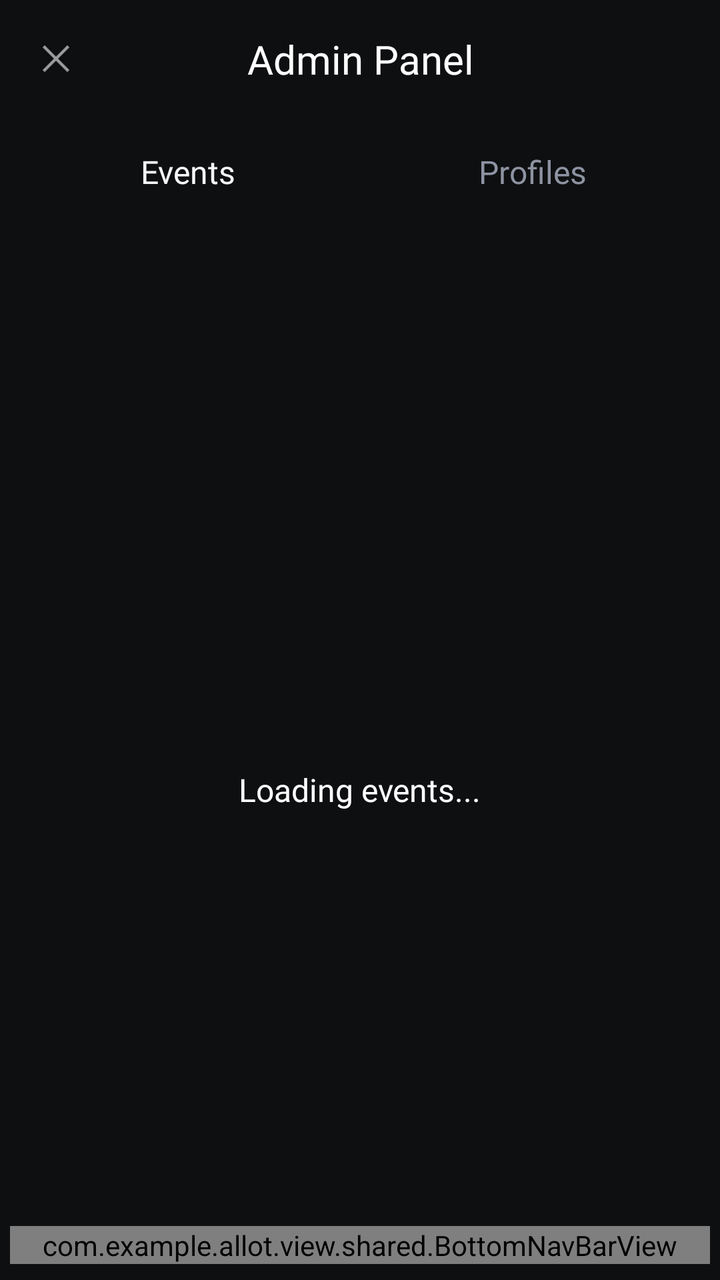
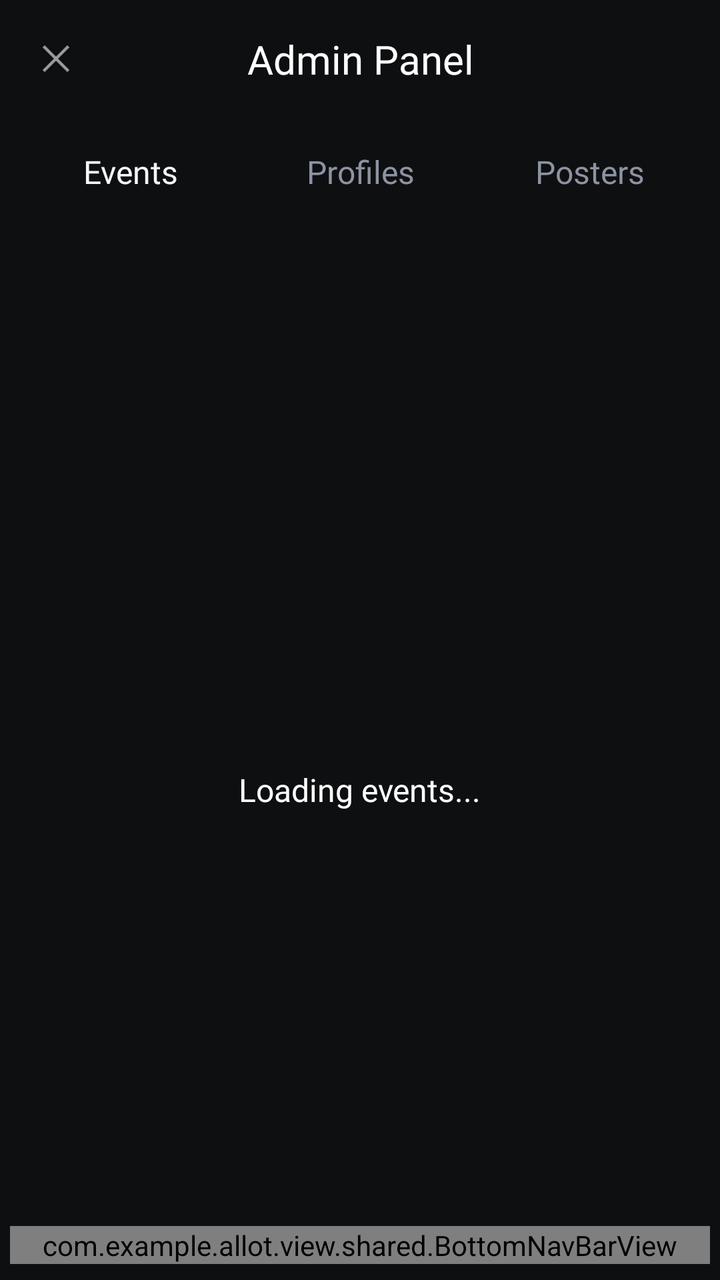

An Android layout rendered at two revisions. The XML below is the earlier revision; the diff shows what the commit changed to produce the second picture.
<!-- AndroidManifest.xml: application theme Theme.Allot -->
<!-- res/layout/activity_admin.xml -->
<?xml version="1.0" encoding="utf-8"?>
<LinearLayout xmlns:android="http://schemas.android.com/apk/res/android"
    android:layout_width="match_parent"
    android:layout_height="match_parent"
    android:background="@color/screen_bg"
    android:orientation="vertical">

    
    <LinearLayout
        android:layout_width="match_parent"
        android:layout_height="wrap_content"
        android:orientation="horizontal"
        android:padding="16dp"
        android:gravity="center_vertical">

        <ImageView
            android:id="@+id/backButton"
            android:layout_width="24dp"
            android:layout_height="24dp"
            android:src="@android:drawable/ic_menu_close_clear_cancel"
            android:contentDescription="Back" />

        <TextView
            android:id="@+id/titleText"
            android:layout_width="0dp"
            android:layout_height="wrap_content"
            android:layout_weight="1"
            android:text="@string/admin_panel_title"
            android:textColor="@color/white"
            android:textSize="20sp"
            android:fontFamily="@font/varela_round_regular"
            android:gravity="center"
            android:layout_marginEnd="24dp" />
    </LinearLayout>

    
    <LinearLayout
        android:layout_width="match_parent"
        android:layout_height="wrap_content"
        android:orientation="horizontal"
        android:padding="8dp">

        <TextView
            android:id="@+id/eventsTabText"
            android:layout_width="0dp"
            android:layout_height="wrap_content"
            android:layout_weight="1"
            android:text="@string/admin_view_events"
            android:textColor="@color/text_primary"
            android:textSize="16sp"
            android:fontFamily="@font/varela_round_regular"
            android:gravity="center"
            android:paddingVertical="8dp" />

        <TextView
            android:id="@+id/profilesTabText"
            android:layout_width="0dp"
            android:layout_height="wrap_content"
            android:layout_weight="1"
            android:text="@string/admin_view_profiles"
            android:textColor="@color/my_events_tab_inactive"
            android:textSize="16sp"
            android:fontFamily="@font/varela_round_regular"
            android:gravity="center"
            android:paddingVertical="8dp" />
    </LinearLayout>

    
    <FrameLayout
        android:layout_width="match_parent"
        android:layout_height="0dp"
        android:layout_weight="1">

        
        <LinearLayout
            android:id="@+id/eventsContainer"
            android:layout_width="match_parent"
            android:layout_height="match_parent"
            android:orientation="vertical"
            android:visibility="visible">

            
            <androidx.recyclerview.widget.RecyclerView
                android:id="@+id/eventsRecyclerView"
                android:layout_width="match_parent"
                android:layout_height="0dp"
                android:layout_weight="1"
                android:padding="16dp"
                android:clipToPadding="false"
                android:visibility="gone" />

            
            <LinearLayout
                android:id="@+id/eventsLoadingLayout"
                android:layout_width="match_parent"
                android:layout_height="match_parent"
                android:orientation="vertical"
                android:gravity="center"
                android:visibility="visible">

                <ProgressBar
                    android:layout_width="wrap_content"
                    android:layout_height="wrap_content"
                    android:indeterminateTint="@color/white" />

                <TextView
                    android:layout_width="wrap_content"
                    android:layout_height="wrap_content"
                    android:text="@string/admin_loading_events"
                    android:textColor="@color/white"
                    android:textSize="16sp"
                    android:fontFamily="@font/varela_round_regular"
                    android:layout_marginTop="16dp" />
            </LinearLayout>

            
            <TextView
                android:id="@+id/eventsEmptyStateText"
                android:layout_width="match_parent"
                android:layout_height="match_parent"
                android:gravity="center"
                android:text="@string/admin_no_events"
                android:textColor="@color/white"
                android:textSize="16sp"
                android:fontFamily="@font/varela_round_regular"
                android:visibility="gone" />
        </LinearLayout>

        
        <LinearLayout
            android:id="@+id/profilesContainer"
            android:layout_width="match_parent"
            android:layout_height="match_parent"
            android:orientation="vertical"
            android:visibility="gone">

            
            <androidx.recyclerview.widget.RecyclerView
                android:id="@+id/profilesRecyclerView"
                android:layout_width="match_parent"
                android:layout_height="0dp"
                android:layout_weight="1"
                android:padding="16dp"
                android:clipToPadding="false"
                android:visibility="gone" />

            
            <LinearLayout
                android:id="@+id/profilesLoadingLayout"
                android:layout_width="match_parent"
                android:layout_height="match_parent"
                android:orientation="vertical"
                android:gravity="center"
                android:visibility="visible">

                <ProgressBar
                    android:layout_width="wrap_content"
                    android:layout_height="wrap_content"
                    android:indeterminateTint="@color/white" />

                <TextView
                    android:layout_width="wrap_content"
                    android:layout_height="wrap_content"
                    android:text="@string/admin_loading_profiles"
                    android:textColor="@color/white"
                    android:textSize="16sp"
                    android:fontFamily="@font/varela_round_regular"
                    android:layout_marginTop="16dp" />
            </LinearLayout>

            
            <TextView
                android:id="@+id/profilesEmptyStateText"
                android:layout_width="match_parent"
                android:layout_height="match_parent"
                android:gravity="center"
                android:text="@string/admin_no_profiles"
                android:textColor="@color/white"
                android:textSize="16sp"
                android:fontFamily="@font/varela_round_regular"
                android:visibility="gone" />
        </LinearLayout>

    </FrameLayout>

    
    <com.example.allot.view.shared.BottomNavBarView
        android:id="@+id/bottomNavBar"
        android:layout_width="match_parent"
        android:layout_height="wrap_content"
        android:layout_marginStart="5dp"
        android:layout_marginEnd="5dp"
        android:layout_marginBottom="8dp" />

</LinearLayout>
<!-- resources referenced by this layout -->
<resources>
  <color name="my_events_tab_inactive">#FF8D93A1</color>
  <color name="screen_bg">#0E0F11</color>
  <color name="text_primary">#F6F7F9</color>
  <color name="white">#FFFFFFFF</color>
  <string name="admin_loading_events">Loading events...</string>
  <string name="admin_loading_profiles">Loading profiles...</string>
  <string name="admin_no_events">No events found</string>
  <string name="admin_no_profiles">No profiles found</string>
  <string name="admin_panel_title">Admin Panel</string>
  <string name="admin_view_events">Events</string>
  <string name="admin_view_profiles">Profiles</string>
  <style name="Theme.Allot" parent="Base.Theme.Allot" />
  <style name="Base.Theme.Allot" parent="Theme.Material3.DayNight.NoActionBar">
          
          
      </style>
</resources>

<!-- the commit's change to res/layout/activity_admin.xml (unified diff, before → after) -->
@@ -58,6 +58,18 @@
             android:layout_height="wrap_content"
             android:layout_weight="1"
             android:text="@string/admin_view_profiles"
+            android:textColor="@color/my_events_tab_inactive"
+            android:textSize="16sp"
+            android:fontFamily="@font/varela_round_regular"
+            android:gravity="center"
+            android:paddingVertical="8dp" />
+
+        <TextView
+            android:id="@+id/postersTabText"
+            android:layout_width="0dp"
+            android:layout_height="wrap_content"
+            android:layout_weight="1"
+            android:text="@string/admin_view_posters"
             android:textColor="@color/my_events_tab_inactive"
             android:textSize="16sp"
             android:fontFamily="@font/varela_round_regular"
@@ -181,6 +193,58 @@
                 android:visibility="gone" />
         </LinearLayout>
 
+        
+        <LinearLayout
+            android:id="@+id/postersContainer"
+            android:layout_width="match_parent"
+            android:layout_height="match_parent"
+            android:orientation="vertical"
+            android:visibility="gone">
+
+            <androidx.recyclerview.widget.RecyclerView
+                android:id="@+id/postersRecyclerView"
+                android:layout_width="match_parent"
+                android:layout_height="0dp"
+                android:layout_weight="1"
+                android:padding="16dp"
+                android:clipToPadding="false"
+                android:visibility="gone" />
+
+            <LinearLayout
+                android:id="@+id/postersLoadingLayout"
+                android:layout_width="match_parent"
+                android:layout_height="match_parent"
+                android:orientation="vertical"
+                android:gravity="center"
+                android:visibility="visible">
+
+                <ProgressBar
+                    android:layout_width="wrap_content"
+                    android:layout_height="wrap_content"
+                    android:indeterminateTint="@color/white" />
+
+                <TextView
+                    android:layout_width="wrap_content"
+                    android:layout_height="wrap_content"
+                    android:text="@string/admin_loading_posters"
+                    android:textColor="@color/white"
+                    android:textSize="16sp"
+                    android:fontFamily="@font/varela_round_regular"
+                    android:layout_marginTop="16dp" />
+            </LinearLayout>
+
+            <TextView
+                android:id="@+id/postersEmptyStateText"
+                android:layout_width="match_parent"
+                android:layout_height="match_parent"
+                android:gravity="center"
+                android:text="@string/admin_no_posters"
+                android:textColor="@color/white"
+                android:textSize="16sp"
+                android:fontFamily="@font/varela_round_regular"
+                android:visibility="gone" />
+        </LinearLayout>
+
     </FrameLayout>
 
     
<!-- resource entries referenced after the edit -->
@@ -5,11 +5,14 @@
   <color name="text_primary">#F6F7F9</color>
   <color name="white">#FFFFFFFF</color>
   <string name="admin_loading_events">Loading events...</string>
+  <string name="admin_loading_posters">Loading posters...</string>
   <string name="admin_loading_profiles">Loading profiles...</string>
   <string name="admin_no_events">No events found</string>
+  <string name="admin_no_posters">No posters found</string>
   <string name="admin_no_profiles">No profiles found</string>
   <string name="admin_panel_title">Admin Panel</string>
   <string name="admin_view_events">Events</string>
+  <string name="admin_view_posters">Posters</string>
   <string name="admin_view_profiles">Profiles</string>
   <style name="Theme.Allot" parent="Base.Theme.Allot" />
   <style name="Base.Theme.Allot" parent="Theme.Material3.DayNight.NoActionBar">
